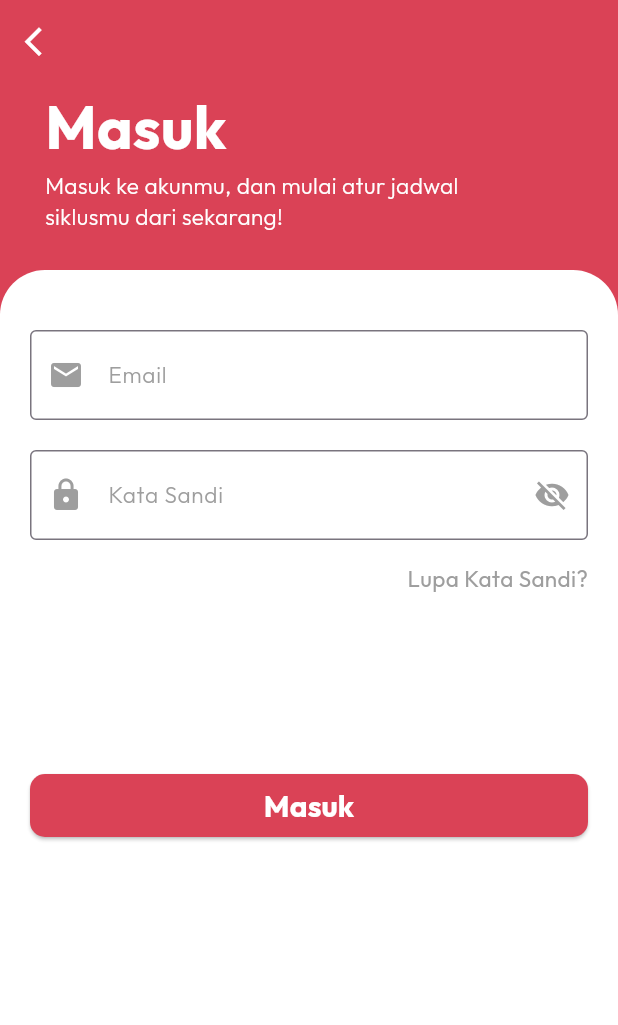
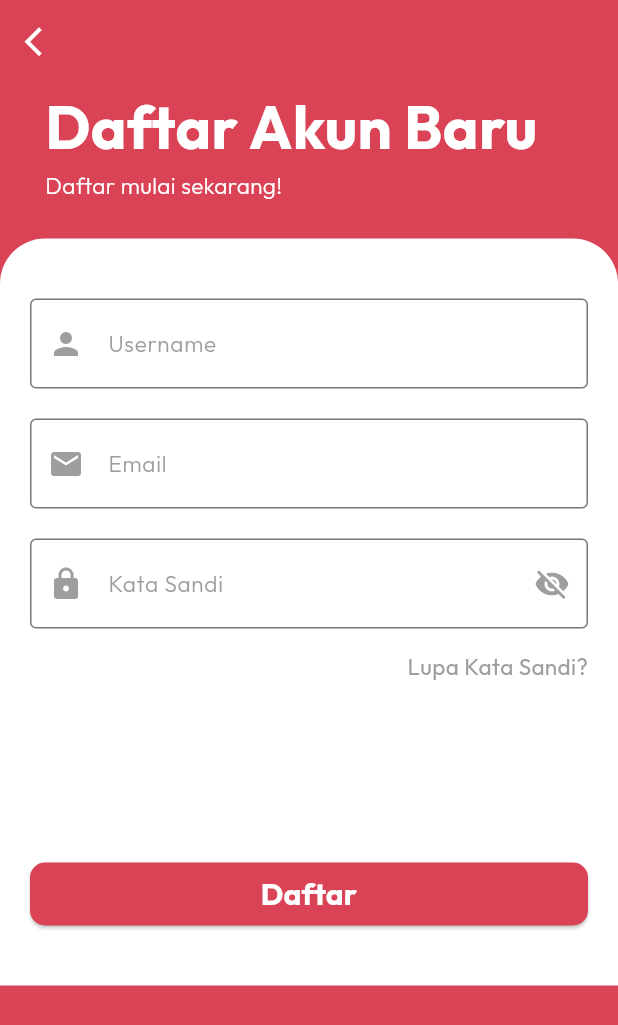
Before and after one commit to khairunnisaalallah/v2_zenfemina_mobile, a Flutter app: the screen it shows after launch, on a phone screen of 412 x 824 dp. Shown: the top 1025 px of the screen. Run offline on Flutter 3.47's test engine with Material 3 defaults, Android fonts, the phone set to English and light mode, and no system bars; our stand-ins replace google_fonts.

Commit message:
add: desain registration

```diff
--- a/lib/main.dart
+++ b/lib/main.dart
@@ -1,6 +1,7 @@
 import 'package:flutter/material.dart';
 import 'package:zenfemina_v2/pages/login.dart';
 import 'package:zenfemina_v2/pages/pages.dart';
+import 'package:zenfemina_v2/pages/register.dart';
 // import 'pages/intro_page.dart';
 
 void main() {
@@ -14,7 +15,7 @@ class MyApp extends StatelessWidget {
   Widget build(BuildContext context) {
     return MaterialApp(
       debugShowCheckedModeBanner: false,
-      home: LoginPage(),
+      home: RegisterPage(),
     );
   }
 }
--- a/lib/pages/login.dart
+++ b/lib/pages/login.dart
@@ -174,7 +174,7 @@ class _LoginPageState extends State<LoginPage> {
                             ),
                           ),
                           style: ElevatedButton.styleFrom(
-                            primary: Color(0xFFDA4256),
+                            backgroundColor: Color(0xFFDA4256),
                             shape: RoundedRectangleBorder(
                               borderRadius: BorderRadius.circular(10),
                             ),
--- /dev/null
+++ b/lib/pages/register.dart
@@ -0,0 +1,215 @@
+import 'package:flutter/material.dart';
+import 'package:google_fonts/google_fonts.dart';
+
+class RegisterPage extends StatefulWidget {
+  const RegisterPage({Key? key});
+
+  @override
+  _RegisterPageState createState() => _RegisterPageState();
+}
+
+class _RegisterPageState extends State<RegisterPage> {
+  bool _isPasswordVisible = false;
+
+  @override
+  Widget build(BuildContext context) {
+    return Scaffold(
+      backgroundColor: Color(0xFFDA4256),
+      appBar: AppBar(
+        elevation: 0,
+        backgroundColor: Colors.transparent,
+        leading: IconButton(
+          onPressed: () {
+            Navigator.pop(context);
+          },
+          icon: Icon(
+            Icons.arrow_back_ios,
+            size: 23,
+            color: Colors.white,
+          ),
+        ),
+      ),
+      body: Container(
+        height: double.infinity,
+        width: double.infinity,
+        decoration: BoxDecoration(
+          color: Color(0xFFDA4256),
+        ),
+        child: Column(
+          crossAxisAlignment: CrossAxisAlignment.start,
+          children: [
+            Padding(
+              padding: const EdgeInsets.only(top: 0, left: 30),
+              child: Column(
+                crossAxisAlignment: CrossAxisAlignment.start,
+                children: [
+                  Text(
+                    'Daftar Akun Baru',
+                    style: GoogleFonts.outfit(
+                      fontSize: 40,
+                      color: Colors.white,
+                      fontWeight: FontWeight.w700,
+                    ),
+                  ),
+                  Padding(
+                    padding: const EdgeInsets.only(top: 0, left: 0),
+                    child: Text(
+                      'Daftar mulai sekarang!',
+                      style: GoogleFonts.outfit(
+                        fontSize: 15,
+                        color: Colors.white,
+                        fontWeight: FontWeight.w300,
+                      ),
+                    ),
+                  ),
+                ],
+              ),
+            ),
+            SizedBox(height: 25),
+            Container(
+              decoration: BoxDecoration(
+                color: Colors.white,
+                borderRadius: BorderRadius.only(
+                  topLeft: Radius.circular(30),
+                  topRight: Radius.circular(30),
+                ),
+              ),
+              padding: const EdgeInsets.symmetric(vertical: 40, horizontal: 20),
+              child: Form(
+                child: Column(
+                  crossAxisAlignment: CrossAxisAlignment.start,
+                  children: [
+                    TextFormField(
+                      decoration: InputDecoration(
+                        labelText: "Username",
+                        border: OutlineInputBorder(),
+                        prefixIcon: Icon(
+                          Icons.person,
+                          color: Colors.grey,
+                        ),
+                        labelStyle: GoogleFonts.outfit(
+                          fontSize: 15,
+                          fontWeight: FontWeight.w300,
+                          color: Colors.grey,
+                        ),
+                        focusedBorder: OutlineInputBorder(
+                          borderSide:
+                              BorderSide(width: 2.0, color: Colors.grey),
+                        ),
+                        contentPadding: EdgeInsets.symmetric(
+                          vertical: 18,
+                          horizontal: 20,
+                        ),
+                      ),
+                    ),
+                    SizedBox(height: 20),
+                    TextFormField(
+                      decoration: InputDecoration(
+                        labelText: "Email",
+                        border: OutlineInputBorder(),
+                        prefixIcon: Icon(
+                          Icons.mail,
+                          color: Colors.grey,
+                        ),
+                        labelStyle: GoogleFonts.outfit(
+                          fontSize: 15,
+                          fontWeight: FontWeight.w300,
+                          color: Colors.grey,
+                        ),
+                        focusedBorder: OutlineInputBorder(
+                          borderSide:
+                              BorderSide(width: 2.0, color: Colors.grey),
+                        ),
+                        contentPadding: EdgeInsets.symmetric(
+                          vertical: 18,
+                          horizontal: 20,
+                        ),
+                      ),
+                    ),
+                    SizedBox(height: 20),
+                    TextFormField(
+                      obscureText: !_isPasswordVisible,
+                      decoration: InputDecoration(
+                        labelText: "Kata Sandi",
+                        border: OutlineInputBorder(),
+                        prefixIcon: Icon(
+                          Icons.lock,
+                          color: Colors.grey,
+                        ),
+                        suffixIcon: IconButton(
+                          onPressed: () {
+                            setState(() {
+                              _isPasswordVisible = !_isPasswordVisible;
+                            });
+                          },
+                          icon: Icon(
+                            _isPasswordVisible
+                                ? Icons.visibility
+                                : Icons.visibility_off,
+                            color: Colors.grey,
+                          ),
+                        ),
+                        labelStyle: GoogleFonts.outfit(
+                          fontSize: 15,
+                          fontWeight: FontWeight.w300,
+                          color: Colors.grey,
+                        ),
+                        focusedBorder: OutlineInputBorder(
+                          borderSide:
+                              BorderSide(width: 2.0, color: Colors.grey),
+                        ),
+                        contentPadding: EdgeInsets.symmetric(
+                          vertical: 18,
+                          horizontal: 20,
+                        ),
+                      ),
+                    ),
+                    SizedBox(
+                      height: 15,
+                    ),
+                    Align(
+                      alignment: Alignment.centerRight,
+                      child: Text(
+                        "Lupa Kata Sandi?",
+                        style: GoogleFonts.outfit(
+                          fontSize: 15,
+                          fontWeight: FontWeight.w400,
+                          color: Colors.grey,
+                        ),
+                      ),
+                    ),
+                    SizedBox(
+                      height: 120,
+                    ),
+                    Container(
+                      height: 42,
+                      width: MediaQuery.of(context).size.width -
+                          2 * 20, // Sesuaikan dengan padding yang diinginkan
+                      child: ElevatedButton(
+                        onPressed: () {},
+                        child: Text(
+                          'Daftar',
+                          style: GoogleFonts.outfit(
+                            fontSize: 20,
+                            color: Colors.white,
+                            fontWeight: FontWeight.w700,
+                          ),
+                        ),
+                        style: ElevatedButton.styleFrom(
+                          backgroundColor: Color(0xFFDA4256),
+                          shape: RoundedRectangleBorder(
+                            borderRadius: BorderRadius.circular(10),
+                          ),
+                        ),
+                      ),
+                    ),
+                  ],
+                ),
+              ),
+            ),
+          ],
+        ),
+      ),
+    );
+  }
+}
--- a/lib/pages/welcome_pages.dart
+++ b/lib/pages/welcome_pages.dart
@@ -62,7 +62,7 @@ class WelcomePage extends StatelessWidget {
                       ),
                     ),
                     style: ElevatedButton.styleFrom(
-                        primary: primaryColor,
+                        backgroundColor: primaryColor,
                         shape: RoundedRectangleBorder(
                             borderRadius: BorderRadius.circular(10))))),
             SizedBox(
@@ -82,7 +82,7 @@ class WelcomePage extends StatelessWidget {
                       ),
                     ),
                     style: ElevatedButton.styleFrom(
-                        primary: whiteColor,
+                        backgroundColor: whiteColor,
                         shape: RoundedRectangleBorder(
                             side: BorderSide(color: primaryColor, width: 1),
                             borderRadius: BorderRadius.circular(10))))),
```
Also changed, not shown: pubspec.lock.
